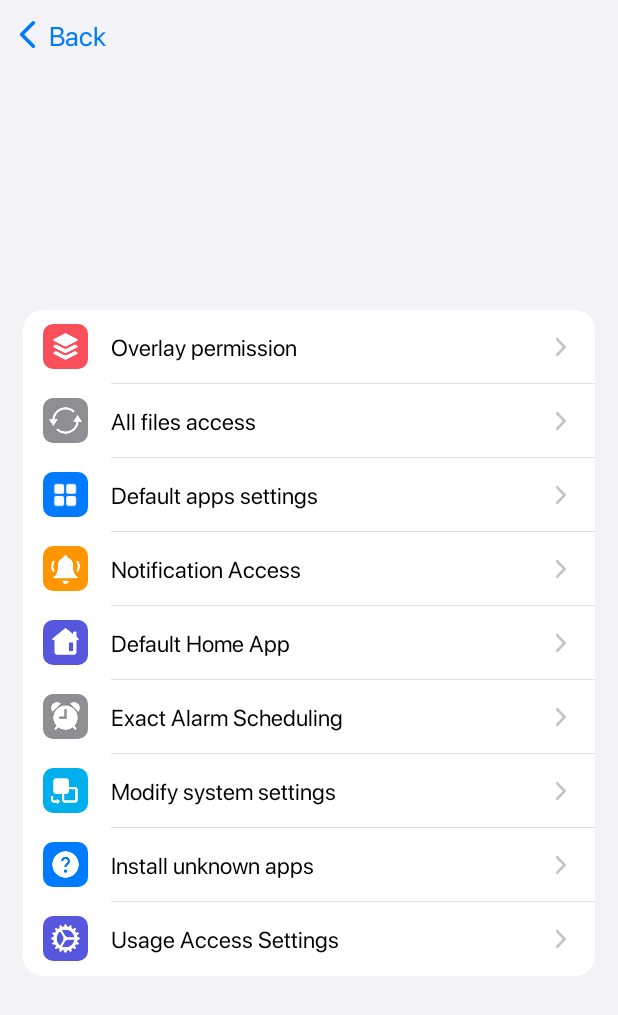
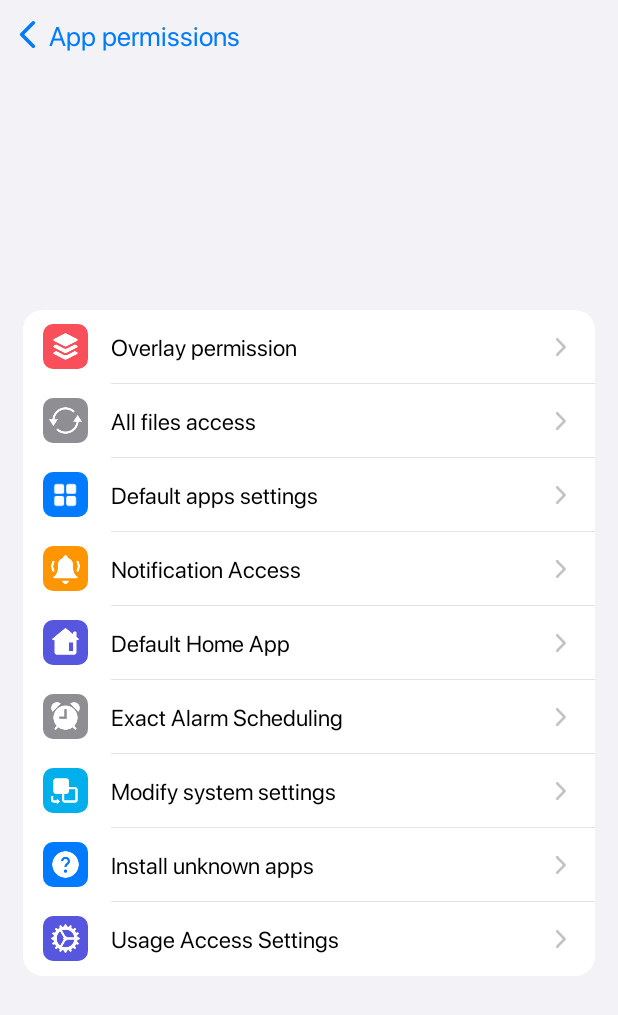
Before and after one commit to vunhiem96/iApp, an Android app: the PermissionFragment screen opened through its navigation route, on a phone screen of 412 x 824 dp. Shown: the top 1015 px of the screen. Run offline under Robolectric (Android 15) with nearby library versions, the phone set to English and light mode, and no system bars; our stand-ins replace AdMob, data binding, sdp/ssp sizes; libraries missing offline, so code that uses them is left out: com.example.iaplibrary, com.hjq.permissions, com.suke.widget; pictures from the network do not load; 5 statements that could not run were skipped.

Commit message:
up 1.0.0

```diff
--- a/app/src/main/res/layout/fragment_system.xml
+++ b/app/src/main/res/layout/fragment_system.xml
@@ -38,7 +38,7 @@
                 android:layout_toEndOf="@id/img_back"
                 android:fontFamily="@font/font"
                 android:gravity="center_vertical"
-                android:text="@string/back"
+                android:text="@string/system_application"
                 android:textColor="@color/main_color"
                 android:textSize="@dimen/_14sdp" />
 
--- a/app/src/main/res/layout/fragment_user.xml
+++ b/app/src/main/res/layout/fragment_user.xml
@@ -38,7 +38,7 @@
                 android:layout_toEndOf="@id/img_back"
                 android:fontFamily="@font/font"
                 android:gravity="center_vertical"
-                android:text="@string/back"
+                android:text="@string/app_permissions"
                 android:textColor="@color/main_color"
                 android:textSize="@dimen/_14sdp" />
 
```
Also changed, not shown: app/src/main/java/com/nhstudio/isettings/quicksettings/iapp/adapter/AppListAdapter.kt (+8 -5 lines), 1 other file.
